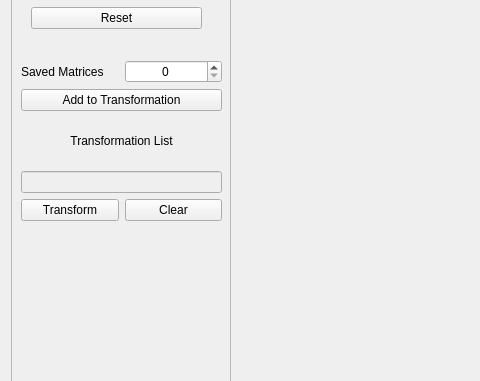
Before: the Qt Designer form MainWindow.ui in ray-z/Graphics-Assignment1, drawn with Qt 5; both pictures show x 0 to 480 and y 321 to 702 of the 794 by 848 pixel window.
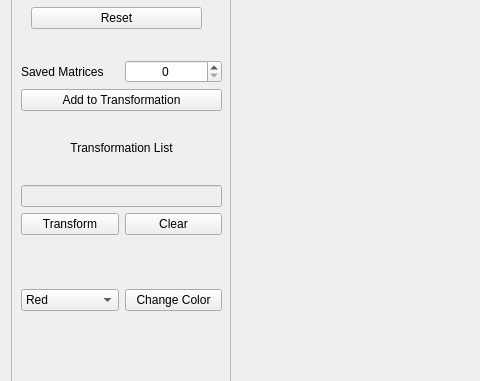
After: the same form once the commit is applied. Custom widgets are drawn as their Qt base class.

Commit message: add changing color feature

What changed in the file:
```diff
--- a/MainWindow.ui
+++ b/MainWindow.ui
@@ -296,7 +296,7 @@
         <x>10</x>
         <y>370</y>
         <width>201</width>
-        <height>161</height>
+        <height>175</height>
        </rect>
       </property>
       <layout class="QGridLayout" name="gridLayout_3">
@@ -390,6 +390,47 @@
        </item>
       </layout>
      </widget>
+     <widget class="QWidget" name="gridLayoutWidget_4">
+      <property name="geometry">
+       <rect>
+        <x>10</x>
+        <y>590</y>
+        <width>201</width>
+        <height>41</height>
+       </rect>
+      </property>
+      <layout class="QGridLayout" name="gridLayout_5">
+       <item row="0" column="1">
+        <widget class="QPushButton" name="pushButton_8">
+         <property name="text">
+          <string>Change Color</string>
+         </property>
+        </widget>
+       </item>
+       <item row="0" column="0">
+        <widget class="QComboBox" name="colorBox">
+         <property name="currentText">
+          <string>Red</string>
+         </property>
+         <item>
+          <property name="text">
+           <string>Red</string>
+          </property>
+         </item>
+         <item>
+          <property name="text">
+           <string>Green</string>
+          </property>
+         </item>
+         <item>
+          <property name="text">
+           <string>Blue</string>
+          </property>
+         </item>
+        </widget>
+       </item>
+      </layout>
+     </widget>
     </widget>
    </item>
   </layout>
```
Left out of the diff: 20 changed lines with no effect on the pictures. The commit also changes 6 other files.
